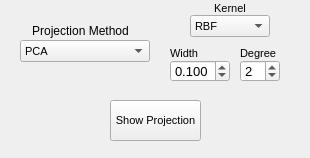
Qt form _AlgorithmsPlugins/Projections/paramsProjections.ui (b4silio/MLDemos) before a commit.
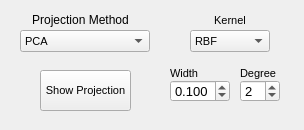
The same form after that commit.

What changed in the file:
```diff
--- a/_AlgorithmsPlugins/Projections/paramsProjections.ui
+++ b/_AlgorithmsPlugins/Projections/paramsProjections.ui
@@ -6,8 +6,8 @@
    <rect>
     <x>0</x>
     <y>0</y>
-    <width>310</width>
-    <height>158</height>
+    <width>304</width>
+    <height>130</height>
    </rect>
   </property>
   <property name="windowTitle">
@@ -17,7 +17,7 @@
    <property name="geometry">
     <rect>
      <x>20</x>
-     <y>40</y>
+     <y>30</y>
      <width>130</width>
      <height>22</height>
     </rect>
@@ -59,9 +59,9 @@
    <property name="geometry">
     <rect>
      <x>30</x>
-     <y>20</y>
+     <y>10</y>
      <width>101</width>
-     <height>21</height>
+     <height>20</height>
     </rect>
    </property>
    <property name="font">
@@ -79,8 +79,8 @@
   <widget class="QPushButton" name="projectionButton">
    <property name="geometry">
     <rect>
-     <x>110</x>
-     <y>100</y>
+     <x>40</x>
+     <y>70</y>
      <width>91</width>
      <height>41</height>
     </rect>
@@ -98,7 +98,7 @@
    <property name="geometry">
     <rect>
      <x>240</x>
-     <y>60</y>
+     <y>80</y>
      <width>40</width>
      <height>22</height>
     </rect>
@@ -123,7 +123,7 @@
    <property name="geometry">
     <rect>
      <x>240</x>
-     <y>45</y>
+     <y>65</y>
      <width>50</width>
      <height>16</height>
     </rect>
@@ -141,7 +141,7 @@
    <property name="geometry">
     <rect>
      <x>190</x>
-     <y>15</y>
+     <y>30</y>
      <width>80</width>
      <height>22</height>
     </rect>
@@ -177,7 +177,7 @@
    <property name="geometry">
     <rect>
      <x>170</x>
-     <y>45</y>
+     <y>65</y>
      <width>50</width>
      <height>16</height>
     </rect>
@@ -195,9 +195,9 @@
    <property name="geometry">
     <rect>
      <x>200</x>
-     <y>0</y>
+     <y>10</y>
      <width>60</width>
-     <height>16</height>
+     <height>20</height>
     </rect>
    </property>
    <property name="font">
@@ -216,7 +216,7 @@
    <property name="geometry">
     <rect>
      <x>170</x>
-     <y>60</y>
+     <y>80</y>
      <width>60</width>
      <height>22</height>
     </rect>
```
